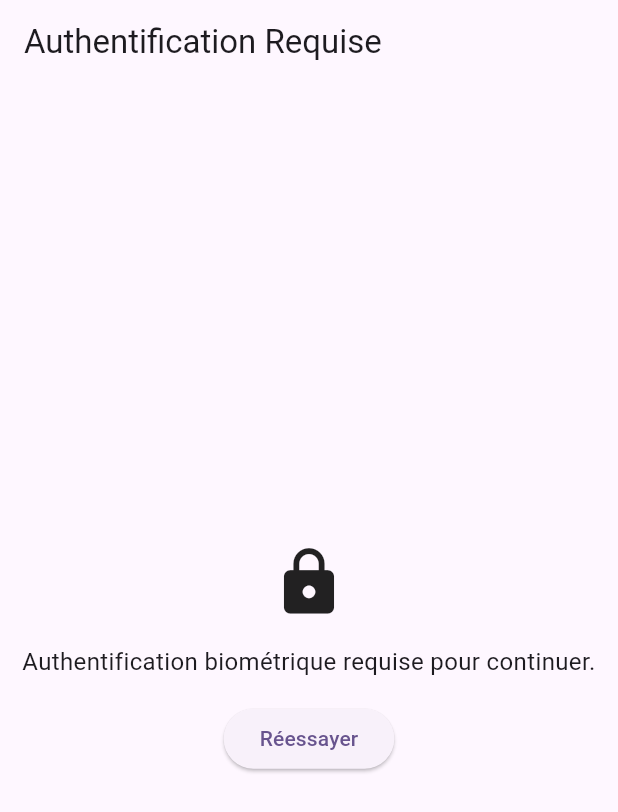
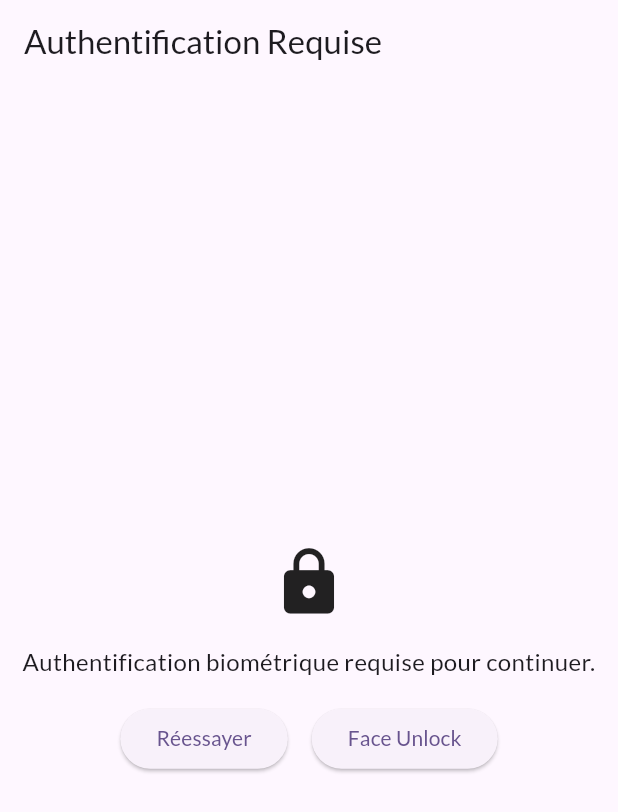
Before and after one commit to carnell0/shopping_list_app, a Flutter app: the screen it shows after launch, after a tap on "Réessayer", on a phone screen of 412 x 824 dp. Shown: the top 812 px of the screen. Run offline on Flutter 3.47's test engine with Material 3 defaults, Android fonts, the phone set to English and light mode, and no system bars; our stand-ins replace camera, flutter_riverpod, hive, hive_flutter, local_auth; missing offline and left inert: google_mlkit_face_detection; accounts and stored records are empty; network calls fail.

Commit message:
Début de l'ajout de la fonctionnalité de face unlock

```diff
--- /dev/null
+++ b/devtools_options.yaml
@@ -0,0 +1,3 @@
+description: This file stores settings for Dart & Flutter DevTools.
+documentation: https://docs.flutter.dev/tools/devtools/extensions#configure-extension-enablement-states
+extensions:
--- a/lib/main.dart
+++ b/lib/main.dart
@@ -1,10 +1,8 @@
 import 'package:flutter/material.dart';
 import 'package:flutter_riverpod/flutter_riverpod.dart';
-import 'screens/shopping_list_page.dart';
-import 'services/auth_service.dart';
+import 'screens/auth_screen_wrapper.dart';
 
 void main() {
-  // 1. Indispensable ! Encapsule l'app dans un ProviderScope pour que Riverpod fonctionne
   runApp(const ProviderScope(child: MyApp()));
 }
 
@@ -18,79 +16,10 @@ class MyApp extends StatelessWidget {
       theme: ThemeData(
         colorScheme: ColorScheme.fromSeed(seedColor: Colors.deepPurple),
         useMaterial3: true,
+        fontFamily: 'Lato',
       ),
       home: const AuthScreenWrapper(),
       debugShowCheckedModeBanner: false,
     );
   }
 }
-
-class AuthScreenWrapper extends StatefulWidget {
-  const AuthScreenWrapper({super.key});
-
-  @override
-  State<AuthScreenWrapper> createState() => _AuthScreenWrapperState();
-}
-
-class _AuthScreenWrapperState extends State<AuthScreenWrapper> {
-  bool _isAuthenticated = false;
-  bool _isLoading = false;
-
-  @override
-  void initState() {
-    super.initState();
-    // Lance l'authentification au démarrage de l'écran
-    _startAuthentication();
-  }
-
-  Future<void> _startAuthentication() async {
-    setState(() {
-      _isLoading = true; // Affiche l'indicateur de chargement
-    });
-    final success = await authenticate();
-    setState(() {
-      _isAuthenticated = success; // Met à jour l'état d'authentification
-      _isLoading = false; // Cache l'indicateur
-    });
-  }
-
-  @override
-  Widget build(BuildContext context) {
-    if (_isAuthenticated) {
-      // Si l'authentification est réussie, on affiche la page de la liste
-      return const ShoppingListPage();
-    }
-
-    return Scaffold(
-      appBar: AppBar(
-        title: const Text('Authentification Requise'),
-      ),
-      body: Center(
-        child: Column(
-          mainAxisAlignment: MainAxisAlignment.center,
-          children: [
-            if (_isLoading)
-              const CircularProgressIndicator()
-            else
-              const Icon(Icons.lock, size: 50),
-
-            const SizedBox(height: 16),
-
-            const Text(
-              "Authentification biométrique requise pour continuer.",
-              textAlign: TextAlign.center,
-              style: TextStyle(fontSize: 16),
-            ),
-
-            const SizedBox(height: 16),
-
-            ElevatedButton(
-              onPressed: _startAuthentication, // Bouton pour relancer l'authentification
-              child: const Text('Réessayer'),
-            ),
-          ],
-        ),
-      ),
-    );
-  }
-}
--- /dev/null
+++ b/lib/screens/auth_screen_wrapper.dart
@@ -0,0 +1,88 @@
+import 'package:flutter/material.dart';
+import 'shopping_list_page.dart';
+import '../services/auth_service.dart';
+import 'face_unlock_screen.dart';
+
+class AuthScreenWrapper extends StatefulWidget {
+  const AuthScreenWrapper({super.key});
+
+  @override
+  State<AuthScreenWrapper> createState() => _AuthScreenWrapperState();
+}
+
+class _AuthScreenWrapperState extends State<AuthScreenWrapper> {
+  bool _isAuthenticated = false;
+  bool _isLoading = false;
+
+  @override
+  void initState() {
+    super.initState();
+    _startAuthentication();
+  }
+
+  Future<void> _startAuthentication() async {
+    setState(() {
+      _isLoading = true;
+    });
+    final success = await authenticate();
+    setState(() {
+      _isAuthenticated = success;
+      _isLoading = false;
+    });
+  }
+
+  @override
+  Widget build(BuildContext context) {
+    if (_isAuthenticated) {
+      return const ShoppingListPage();
+    }
+
+    return Scaffold(
+      appBar: AppBar(
+        title: const Text('Authentification Requise'),
+      ),
+      body: Center(
+        child: Column(
+          mainAxisAlignment: MainAxisAlignment.center,
+          children: [
+            if (_isLoading)
+              const CircularProgressIndicator()
+            else
+              const Icon(Icons.lock, size: 50),
+
+            const SizedBox(height: 16),
+
+            const Text(
+              "Authentification biométrique requise pour continuer.",
+              textAlign: TextAlign.center,
+              style: TextStyle(fontSize: 16),
+            ),
+
+            const SizedBox(height: 16),
+
+            Row(
+              mainAxisAlignment: MainAxisAlignment.center,
+              children: [
+                ElevatedButton(
+                  onPressed: _startAuthentication,
+                  child: const Text('Réessayer'),
+                ),
+                const SizedBox(width: 16),
+                ElevatedButton(
+                  onPressed: () {
+                    Navigator.of(context).push(
+                      MaterialPageRoute(
+                        builder: (context) => const FaceUnlockScreen(),
+                      ),
+                    );
+                  },
+                  child: const Text('Face Unlock'),
+                ),
+              ],
+            ),
+          ],
+        ),
+      ),
+    );
+  }
+}
--- a/lib/services/auth_service.dart
+++ b/lib/services/auth_service.dart
@@ -5,14 +5,11 @@ import 'package:flutter/foundation.dart';
 final LocalAuthentication auth = LocalAuthentication();
 
 Future<bool> authenticate() async {
-  // 1. Vérifie si l'appareil peut utiliser la biométrie
   final bool canAuthenticateWithBiometrics = await auth.canCheckBiometrics;
   if (!canAuthenticateWithBiometrics) {
-    // Si la biométrie n'est pas disponible, l'authentification échoue
     return false;
   }
 
-  // 2. Tente d'authentifier l'utilisateur
   try {
     final bool didAuthenticate = await auth.authenticate(
       localizedReason: 'Veuillez vous authentifier pour accéder à votre liste de courses.',
```
Also changed, not shown: assets/fonts/Lato/OFL.txt (added, +93 -0 lines), lib/providers/shopping_list_provider.dart (+3 -8 lines), lib/screens/face_unlock_screen.dart (added, +155 -0 lines), lib/services/websocket_service.dart (+4 -10 lines), pubspec.yaml (+12 -14 lines), assets/fonts/Lato/Lato-Black.ttf (added), assets/fonts/Lato/Lato-BlackItalic.ttf (added), assets/fonts/Lato/Lato-Bold.ttf (added), assets/fonts/Lato/Lato-BoldItalic.ttf (added), assets/fonts/Lato/Lato-Italic.ttf (added), assets/fonts/Lato/Lato-Light.ttf (added), assets/fonts/Lato/Lato-LightItalic.ttf (added), assets/fonts/Lato/Lato-Regular.ttf (added), assets/fonts/Lato/Lato-Thin.ttf (added), 2 more files, 3 other files.
